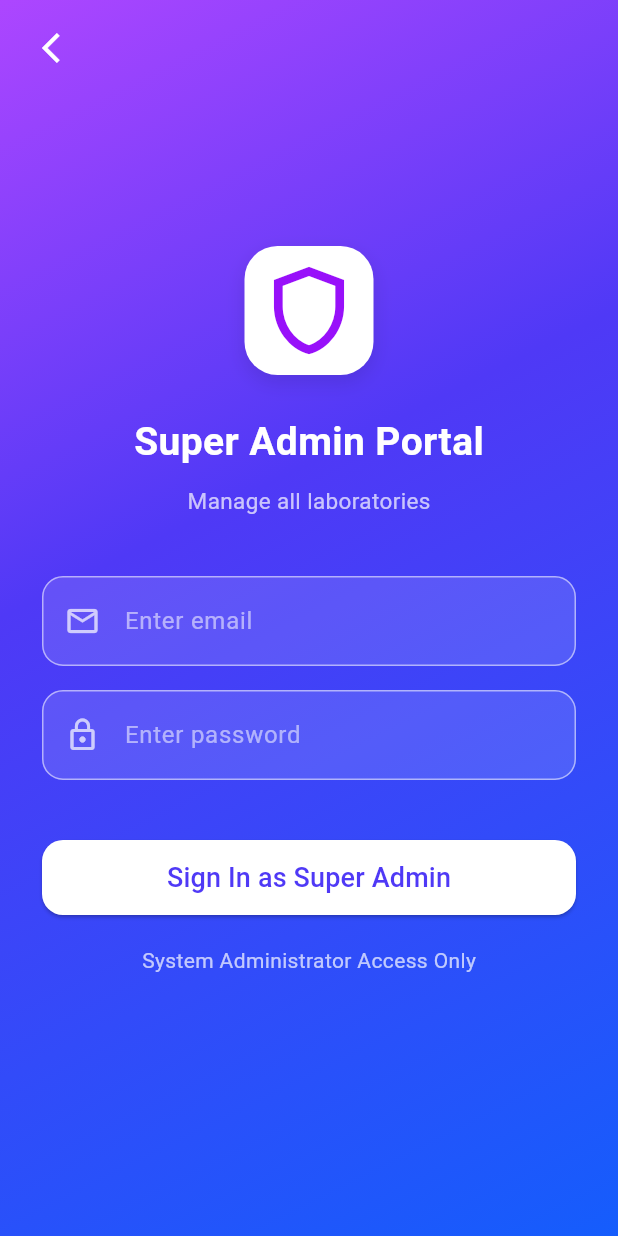
After one commit to Habiba04/LabLink, a Flutter app: the SuperAdminLoginScreen screen opened directly, on a phone screen of 412 x 824 dp. The commit adds this screen. Run offline on Flutter 3.47's test engine with Material 3 defaults, Android fonts, the phone set to English and light mode, and no system bars; our stand-ins replace cloud_firestore, file_picker, firebase_auth, firebase_core, firebase_storage, flutter_staggered_animations and 6 more; missing offline and left inert: syncfusion_flutter_pdfviewer; accounts and stored records are empty.

Commit message:
SuperAdmin Dashboard and Login Complete

```diff
--- a/lib/Home/home.dart
+++ b/lib/Home/home.dart
@@ -2,6 +2,7 @@ import 'package:firebase_auth/firebase_auth.dart';
 import 'package:flutter/material.dart';
 import 'package:lablink/LabAdmin/Pages/Lab_admin_sign_in.dart';
 import 'package:lablink/Patient/Pages/PatientSignIn.dart';
+import 'package:lablink/Patient/Pages/splashScreen.dart';
 
 const Map<String, dynamic> labData = {
   'name': 'Central Lab (Mock)',
@@ -45,7 +46,7 @@ class MyApp extends StatelessWidget {
       //   mockSelectedTests: selectedTests,
       //   mockSelectedService: selectedService,
       // ),
-      home: PatientSignin(),
+      home: Splash(),
       // home: ServiceTypeScreen(
       //   labData: labData,
       //   locationData: locationData,
--- /dev/null
+++ b/lib/SuperAdmin/Pages/super-admin-login.dart
@@ -0,0 +1,238 @@
+import 'package:flutter/material.dart';
+import 'package:firebase_auth/firebase_auth.dart';
+import 'package:lablink/SuperAdmin/Pages/super-admin-home.dart';
+
+class SuperAdminLoginScreen extends StatefulWidget {
+  const SuperAdminLoginScreen({super.key});
+
+  @override
+  State<SuperAdminLoginScreen> createState() => _SuperAdminLoginScreenState();
+}
+
+class _SuperAdminLoginScreenState extends State<SuperAdminLoginScreen> {
+  final _emailController = TextEditingController();
+  final _passwordController = TextEditingController();
+  bool _loading = false;
+
+  final String superAdminEmail = "superadmin@lablink-admin.com";
+
+  Future<void> loginSuperAdmin() async {
+    setState(() => _loading = true);
+
+    try {
+      UserCredential credential = await FirebaseAuth.instance
+          .signInWithEmailAndPassword(
+            email: _emailController.text.trim(),
+            password: _passwordController.text.trim(),
+          );
+
+      if (credential.user!.email?.trim().toLowerCase() ==
+          superAdminEmail.trim().toLowerCase()) {
+        Navigator.pushReplacement(
+          context,
+          MaterialPageRoute(builder: (_) => const SuperAdminHomeScreen()),
+        );
+      } else {
+        ScaffoldMessenger.of(context).showSnackBar(
+          const SnackBar(content: Text("Not authorized as Super Admin")),
+        );
+      }
+    } catch (e) {
+      ScaffoldMessenger.of(
+        context,
+      ).showSnackBar(SnackBar(content: Text("Login failed")));
+    }
+
+    setState(() => _loading = false);
+  }
+
+  @override
+  Widget build(BuildContext context) {
+    return Scaffold(
+      body: Container(
+        decoration: const BoxDecoration(
+          gradient: LinearGradient(
+            colors: [
+              Color(0xFFAD46FF), // Top-left
+              Color(0xFF4F39F6), // Center
+              Color(0xFF155DFC), // Bottom-right
+            ],
+            begin: Alignment.topLeft,
+            end: Alignment.bottomRight,
+            stops: [0.0, 0.4, 1.0],
+          ),
+        ),
+        width: double.infinity,
+        child: SafeArea(
+          child: Column(
+            children: [
+              Expanded(
+                child: SingleChildScrollView(
+                  padding: const EdgeInsets.symmetric(
+                    horizontal: 28,
+                    vertical: 20,
+                  ),
+                  child: Column(
+                    crossAxisAlignment: CrossAxisAlignment.start,
+                    children: [
+                      // BACK BUTTON
+                      GestureDetector(
+                        onTap: () => Navigator.pop(context),
+                        child: const Icon(
+                          Icons.arrow_back_ios,
+                          color: Colors.white,
+                          size: 24,
+                        ),
+                      ),
+
+                      const SizedBox(height: 120),
+
+                      // ICON + TEXT
+                      Center(
+                        child: Column(
+                          children: [
+                            Container(
+                              padding: EdgeInsets.all(8),
+                              decoration: BoxDecoration(
+                                color: Colors.white,
+                                borderRadius: BorderRadius.circular(22),
+                                boxShadow: [
+                                  BoxShadow(
+                                    color: Colors.black.withOpacity(0.1),
+                                    blurRadius: 10,
+                                    offset: const Offset(0, 5),
+                                  ),
+                                ],
+                              ),
+                              child: Icon(
+                                Icons.shield_outlined,
+                                size: 70,
+                                color: Color(0xFF9810FA),
+                              ),
+                            ),
+                            SizedBox(height: 26),
+
+                            Text(
+                              "Super Admin Portal",
+                              style: TextStyle(
+                                color: Colors.white,
+                                fontSize: 26,
+                                fontWeight: FontWeight.bold,
+                              ),
+                            ),
+
+                            SizedBox(height: 10),
+
+                            Text(
+                              "Manage all laboratories",
+                              style: TextStyle(
+                                color: Colors.white70,
+                                fontSize: 15,
+                              ),
+                            ),
+                          ],
+                        ),
+                      ),
+
+                      const SizedBox(height: 40),
+
+                      // EMAIL FIELD
+                      Container(
+                        height: 60,
+                        alignment: Alignment.centerLeft,
+                        padding: const EdgeInsets.symmetric(horizontal: 14),
+                        decoration: BoxDecoration(
+                          border: Border.all(color: Colors.white54),
+                          color: Colors.white.withOpacity(0.12),
+                          borderRadius: BorderRadius.circular(14),
+                        ),
+                        child: TextField(
+                          controller: _emailController,
+                          style: const TextStyle(color: Colors.white),
+                          decoration: const InputDecoration(
+                            icon: Icon(
+                              Icons.email_outlined,
+                              color: Colors.white70,
+                            ),
+                            hintText: "Enter email",
+                            hintStyle: TextStyle(color: Colors.white54),
+                            border: InputBorder.none,
+                          ),
+                        ),
+                      ),
+
+                      const SizedBox(height: 16),
+
+                      // PASSWORD FIELD
+                      Container(
+                        height: 60,
+                        alignment: Alignment.centerLeft,
+                        padding: const EdgeInsets.symmetric(horizontal: 14),
+                        decoration: BoxDecoration(
+                          border: Border.all(color: Colors.white54),
+                          color: Colors.white.withOpacity(0.12),
+                          borderRadius: BorderRadius.circular(14),
+                        ),
+                        child: TextField(
+                          controller: _passwordController,
+                          obscureText: true,
+                          style: const TextStyle(color: Colors.white),
+                          decoration: const InputDecoration(
+                            icon: Icon(
+                              Icons.lock_outline,
+                              color: Colors.white70,
+                            ),
+                            hintText: "Enter password",
+                            hintStyle: TextStyle(color: Colors.white54),
+                            border: InputBorder.none,
+                          ),
+                        ),
+                      ),
+
+                      const SizedBox(height: 40),
+
+                      // LOGIN BUTTON
+                      SizedBox(
+                        width: double.infinity,
+                        height: 50,
+                        child: ElevatedButton(
+                          onPressed: _loading ? null : loginSuperAdmin,
+                          style: ElevatedButton.styleFrom(
+                            backgroundColor: Colors.white,
+                            shape: RoundedRectangleBorder(
+                              borderRadius: BorderRadius.circular(14),
+                            ),
+                          ),
+                          child: _loading
+                              ? const CircularProgressIndicator(
+                                  color: Colors.white,
+                                )
+                              : const Text(
+                                  "Sign In as Super Admin",
+                                  style: TextStyle(
+                                    color: Color(0xFF4F39F6),
+                                    fontSize: 18,
+                                  ),
+                                ),
+                        ),
+                      ),
+
+                      const SizedBox(height: 20),
+
+                      const Center(
+                        child: Text(
+                          "System Administrator Access Only",
+                          style: TextStyle(color: Colors.white70),
+                        ),
+                      ),
+                    ],
+                  ),
+                ),
+              ),
+            ],
+          ),
+        ),
+      ),
+    );
+  }
+}
--- a/pubspec.yaml
+++ b/pubspec.yaml
@@ -53,6 +53,7 @@ dependencies:
   open_filex: ^4.7.0
   http: ^1.6.0
   syncfusion_flutter_pdfviewer: ^31.2.10
+  provider: ^6.1.5+1
 
 dev_dependencies:
   flutter_test:
```
Also changed, not shown: lib/Patient/Pages/PatientSignIn.dart (+27 -1 lines), lib/SuperAdmin/Pages/super-admin-home.dart (added, +302 -0 lines), lib/SuperAdmin/Providers/dashboard_provider.dart (added, +97 -0 lines), lib/main.dart (+10 -2 lines), lib/SuperAdmin/Pages/Dashboard.dart (deleted), pubspec.lock, 2 other files.
